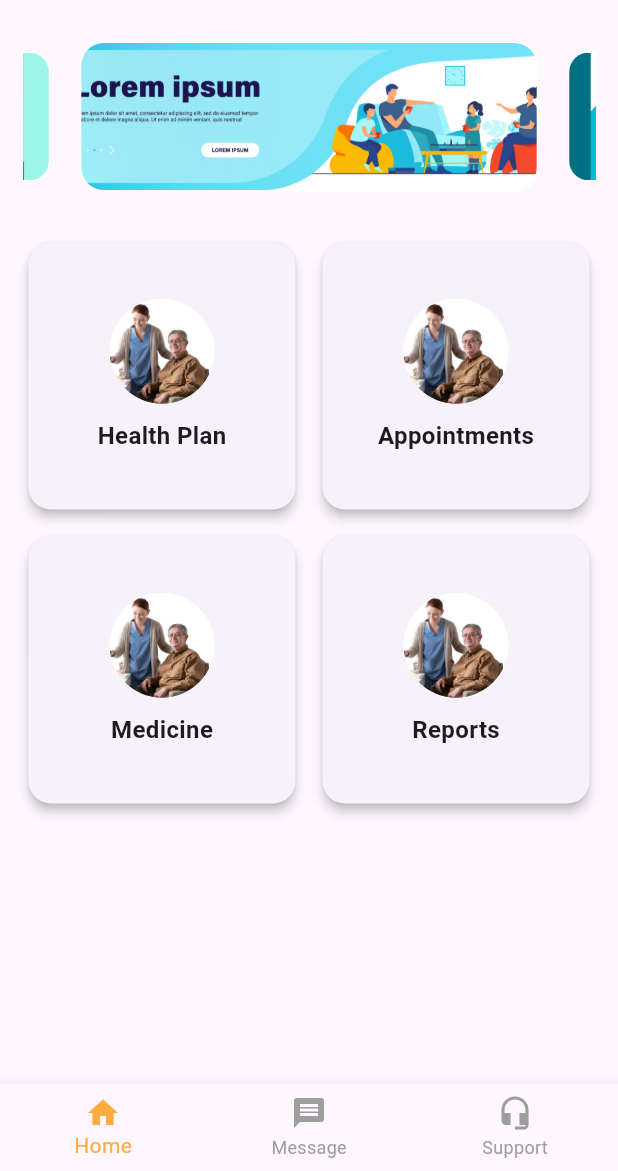
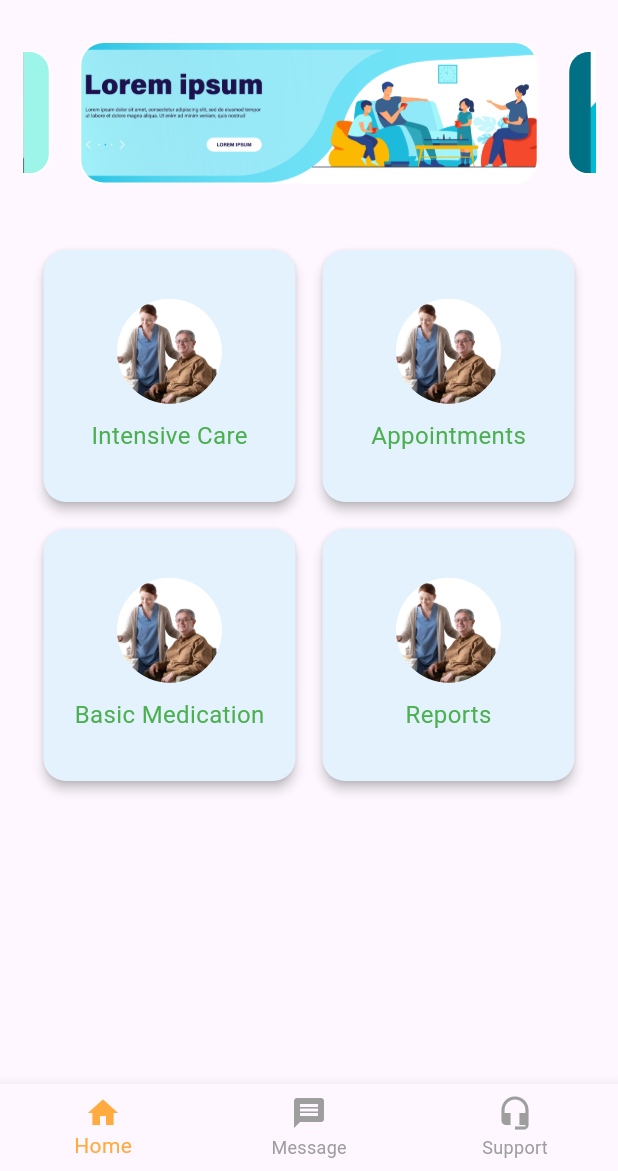
Before and after one commit to sanketpandit-dev/365-App, a Flutter app: the Home screen opened directly, on a phone screen of 412 x 824 dp, the part 65-1236 px from its top. Run offline on Flutter 3.47's test engine with Material 3 defaults, Android fonts, the phone set to English and light mode, and no system bars; drawn by our look-alikes of carousel_slider; our stand-ins replace intl_phone_field, pin_code_fields.

Commit message:
fourth commit

```diff
--- a/lib/view/healthplan.dart
+++ b/lib/view/healthplan.dart
@@ -57,6 +57,7 @@ class _HealthPlanState extends State<HealthPlan> {
       ),
       body: SingleChildScrollView(
         padding: const EdgeInsets.all(10),
+        child: Center(
           child: Column(
             children: [
               CaretakerCard(
@@ -100,6 +101,7 @@ class _HealthPlanState extends State<HealthPlan> {
                 onSelect: _onPlanSelected,
               ),
             ],
+          ),
         ),
       ),
       backgroundColor: Colors.white,
--- a/lib/view/homescreen.dart
+++ b/lib/view/homescreen.dart
@@ -3,10 +3,14 @@ import 'package:flutter/cupertino.dart';
 import 'package:flutter/material.dart';
 import 'package:healthcare/view/feedback.dart';
 import 'package:healthcare/view/healthplan.dart';
+import 'package:healthcare/view/plandetail.dart';
+import 'package:healthcare/view/plandetail1.dart';
+import 'package:healthcare/view/plandetail2.dart';
 import 'package:healthcare/view/support.dart';
 import 'care_plan.dart';
 import 'login.dart';
 import 'notification.dart';
+
 
 class Home extends StatefulWidget {
   const Home({super.key});
@@ -69,6 +73,7 @@ class _HomeState extends State<Home> {
                 MaterialPageRoute(builder: (context) => Notification_screen()),
               );
             },
+
           ),
           IconButton(
             icon: const Icon(Icons.menu),
@@ -80,14 +85,13 @@ class _HomeState extends State<Home> {
       ),
       body: Column(
         children: [
-          /// --- Image Slider ---
           Container(
             margin: const EdgeInsets.all(15),
             child: CarouselSlider.builder(
               itemCount: imageList.length,
               options: CarouselOptions(
                 enlargeCenterPage: true,
-                height: 100,
+                height: 95,
                 autoPlay: false,
                 reverse: false,
                 aspectRatio: 5.0,
@@ -116,28 +120,25 @@ class _HomeState extends State<Home> {
               },
             ),
           ),
-
-
           Expanded(
             child: Padding(
-              padding: const EdgeInsets.all(15),
+              padding: const EdgeInsets.all(25),
               child: GridView.count(
+
                 crossAxisCount: 2,
                 crossAxisSpacing: 10,
-                mainAxisSpacing: 10,
+                mainAxisSpacing:10,
                 children: [
-                  _buildCard("Health Plan", 'asset/plan_a.png'),
-                  _buildCard("Appointments", 'asset/plan_a.png'),
-                  _buildCard("Medicine", 'asset/plan_a.png'),
-                  _buildCard("Reports", 'asset/plan_a.png'),
+                  _buildCard("Intensive Care", 'asset/plan_a.png', PlanDetail()),
+                  _buildCard("Appointments", 'asset/plan_a.png', plandetail1()),
+                  _buildCard("Basic Medication", 'asset/plan_a.png', PlanDetail2()),
+                  _buildCard("Reports", 'asset/plan_a.png', PlanDetail()),
                 ],
               ),
             ),
           ),
         ],
       ),
-
-
       endDrawer: Drawer(
         child: ListView(
           padding: EdgeInsets.zero,
@@ -210,14 +211,12 @@ class _HomeState extends State<Home> {
                     () => Navigator.pop(context)),
             _drawerItem(Icons.exit_to_app, "Logout", () {
               Navigator.of(context).pushReplacement(
-                MaterialPageRoute(builder: (context) => login()),
+                MaterialPageRoute(builder: (context) => Login()),
               );
             }),
           ],
         ),
       ),
-
-
       bottomNavigationBar: BottomNavigationBar(
         currentIndex: _selectedIndex,
         onTap: _onItemTapped,
@@ -241,7 +240,6 @@ class _HomeState extends State<Home> {
     );
   }
 
-  /// --- Drawer Items ---
   Widget _drawerItem(IconData icon, String title, VoidCallback onTap) {
     return ListTile(
       leading: Icon(icon),
@@ -250,9 +248,20 @@ class _HomeState extends State<Home> {
     );
   }
 
+  Widget _buildCard(String title, String image, Widget destinationPage) {
+    return GestureDetector(
 
-  Widget _buildCard(String title, String imagePath) {
-    return Card(
+      onTap: () {
+        Navigator.push(
+          context,
+          MaterialPageRoute(
+            builder: (context) => destinationPage,
+          ),
+        );
+      },
+
+      child: Card(
+        color: Colors.blue[50],
         elevation: 3,
         shape: RoundedRectangleBorder(borderRadius: BorderRadius.circular(15)),
         child: Column(
@@ -260,15 +269,16 @@ class _HomeState extends State<Home> {
           children: [
             CircleAvatar(
               radius: 35,
-            backgroundImage: AssetImage(imagePath),
+              backgroundImage: AssetImage(image),
               backgroundColor: Colors.white,
             ),
             const SizedBox(height: 10),
             Text(
               title,
-            style: const TextStyle(fontSize: 16, fontWeight: FontWeight.bold),
+              style: const TextStyle(fontSize: 16, color: Colors.green),
             ),
           ],
+        ),
       ),
     );
   }
--- a/lib/view/support.dart
+++ b/lib/view/support.dart
@@ -78,8 +78,8 @@ class _SupportScreenState extends State<SupportScreen> {
             Container(
 
               decoration: BoxDecoration(
-                color: Colors.grey[200],
-                borderRadius: BorderRadius.circular(2),
+                //color: Colors.grey[200],
+                borderRadius: BorderRadius.circular(1),
               ),
               child: Container(
 
```
Also changed, not shown: lib/view/care_plan.dart (+51 -24 lines), lib/view/login.dart (+16 -7 lines), lib/view/otpscreen.dart (+20 -5 lines), lib/view/plandetail1.dart (+15 -2 lines), lib/view/plandetail2.dart (+15 -2 lines), lib/view/splash_screen.dart (+8 -24 lines). Lines whose indentation alone changed are shown as unchanged.
